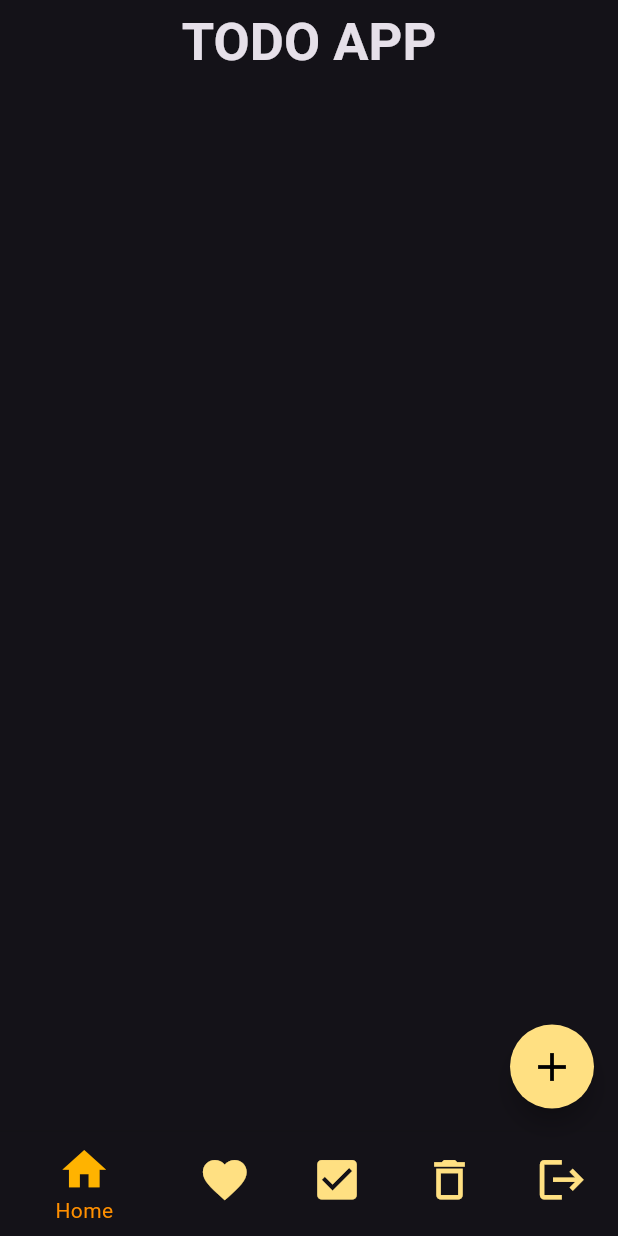
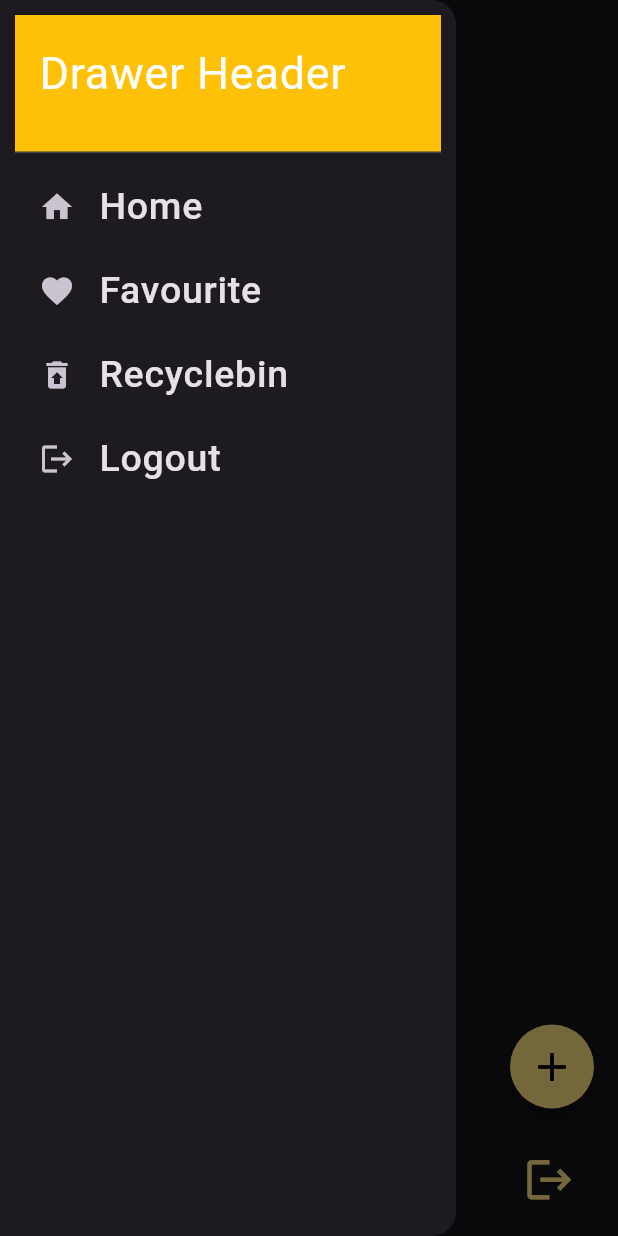
Before and after one commit to MasumBillah00/ToDo-Bloc-With-image-uploading-functionality-, a Flutter app: the screen it shows after launch, with the side drawer open (before the commit the screen has no drawer), on a phone screen of 412 x 824 dp. Run offline on Flutter 3.47's test engine with Material 3 defaults, Android fonts, the phone set to English and light mode, and no system bars; our stand-ins replace bloc, equatable, flutter_bloc, sqflite; accounts and stored records are empty.

Commit message:
Drawer Implementation

```diff
--- /dev/null
+++ b/lib/bloc/registration/registration_event.dart
@@ -0,0 +1,4 @@
+part of 'registration_bloc.dart';
+
+@immutable
+sealed class RegistrationEvent {}
--- /dev/null
+++ b/lib/bloc/registration/registration_state.dart
@@ -0,0 +1,6 @@
+part of 'registration_bloc.dart';
+
+@immutable
+sealed class RegistrationState {}
+
+final class RegistrationInitial extends RegistrationState {}
--- a/lib/view/todo_app_screen/todo_app_screen.dart
+++ b/lib/view/todo_app_screen/todo_app_screen.dart
@@ -7,6 +7,7 @@ import '../../bloc/todoappbloc/todoapp_event.dart';
 import '../../bloc/todoappbloc/todoapp_state.dart';
 import '../../model/todo_task_model.dart';
 import '../todo_app_widget/delete_button_widget.dart';
+import '../todo_app_widget/drawer_widget.dart';
 import 'deleted_item_screen.dart';
 import 'favoruite_item_screen.dart';
 
@@ -35,7 +36,7 @@ class _ToDoAppScreenState extends State<ToDoAppScreen> {
       // Navigate to the HiddenTasksScreen when "RecyleBin" tab is tapped
       Navigator.of(context).push(
         MaterialPageRoute(
-          builder: (context) => HiddenTasksScreen(),
+          builder: (context) => NewLoginScreen(),
         ),
       );
     }
@@ -58,6 +59,7 @@ class _ToDoAppScreenState extends State<ToDoAppScreen> {
             DeleteButtonWidget(), // Include DeleteButtonWidget here
           ],
         ),
+        drawer: ToDo_Drawer(),
         body: BlocBuilder<ToDoAppBloc, TodoappState>(
           builder: (context, state) {
             switch (state.listStatus) {
@@ -91,7 +93,7 @@ class _ToDoAppScreenState extends State<ToDoAppScreen> {
                             color: state.tempFavouriteList.contains(item)
                                 ? Colors.red
                                 : Colors.white,
-                            fontSize: 35,
+                            fontSize: 25,
                             fontWeight: FontWeight.w500,
                           ),
                         ),
@@ -161,11 +163,11 @@ class _ToDoAppScreenState extends State<ToDoAppScreen> {
               activeIcon: Icon(Icons.check_box, color: Colors.amber[600], size: 35),
               label: 'Completed Tasks',
             ),
-            BottomNavigationBarItem(
-              icon: Icon(Icons.delete_outline, color: Colors.amber[200], size: 35),
-              activeIcon: Icon(Icons.delete_outline, color: Colors.amber[600], size: 35),
-              label: 'RecyleBin',
-            ),
+            // BottomNavigationBarItem(
+            //   icon: Icon(Icons.delete_outline, color: Colors.amber[200], size: 35),
+            //   activeIcon: Icon(Icons.delete_outline, color: Colors.amber[600], size: 35),
+            //   label: 'RecyleBin',
+            // ),
             BottomNavigationBarItem(
               icon: Icon(Icons.logout, color: Colors.amber[200], size: 35),
               activeIcon: Icon(Icons.logout, color: Colors.amber[600], size: 35),
--- /dev/null
+++ b/lib/view/todo_app_widget/drawer_widget.dart
@@ -0,0 +1,84 @@
+import 'package:flutter/material.dart';
+
+import '../todo_app_screen/deleted_item_screen.dart';
+
+class ToDo_Drawer extends StatelessWidget {
+  const ToDo_Drawer({
+    super.key,
+  });
+
+  @override
+  Widget build(BuildContext context) {
+    return Drawer(
+      child: ListView(
+        padding: EdgeInsets.all(10),
+        children: <Widget>[
+          const SizedBox(
+            height: 100,
+            child: DrawerHeader(
+              decoration: BoxDecoration(
+                color: Colors.amber,
+              ),
+              child: Text(
+                'Drawer Header',
+                style: TextStyle(
+                  color: Colors.white,
+                  fontSize: 30,
+                ),
+              ),
+            ),
+          ),
+          ListTile(
+            leading: Icon(Icons.home),
+            title: Text('Home',style: TextStyle(
+                fontSize: 25,
+                fontWeight: FontWeight.w500
+            ),
+            ),
+            onTap: () {
+              Navigator.pop(context); // Close the drawer
+              // Navigate to home screen or handle logic here
+            },
+          ),
+          ListTile(
+            leading: Icon(Icons.favorite),
+            title: Text('Favourite',style: TextStyle(
+                fontSize: 25,
+                fontWeight: FontWeight.w500
+            ),),
+            onTap: () {
+              Navigator.pop(context); // Close the drawer
+              // Navigate to favourite screen or handle logic here
+            },
+          ),
+          ListTile(
+            leading: Icon(Icons.restore_from_trash),
+            title: Text('Recyclebin',style: TextStyle(
+                fontSize: 25,
+                fontWeight: FontWeight.w500
+            ),),
+            onTap: () {
+              Navigator.of(context).push(
+                MaterialPageRoute(
+                  builder: (context) => HiddenTasksScreen(),
+                ),
+              );
+              // Navigate to favourite screen or handle logic here
+            },
+          ),
+          ListTile(
+            leading: Icon(Icons.logout),
+            title: Text('Logout',style: TextStyle(
+                fontSize: 25,
+                fontWeight: FontWeight.w500
+            ),),
+            onTap: () {
+              Navigator.pop(context); // Close the drawer
+              // Implement logout logic here
+            },
+          ),
+        ],
+      ),
+    );
+  }
+}
```
Also changed, not shown: lib/bloc/registration/registration_bloc.dart (added, +13 -0 lines), 1 other file.
